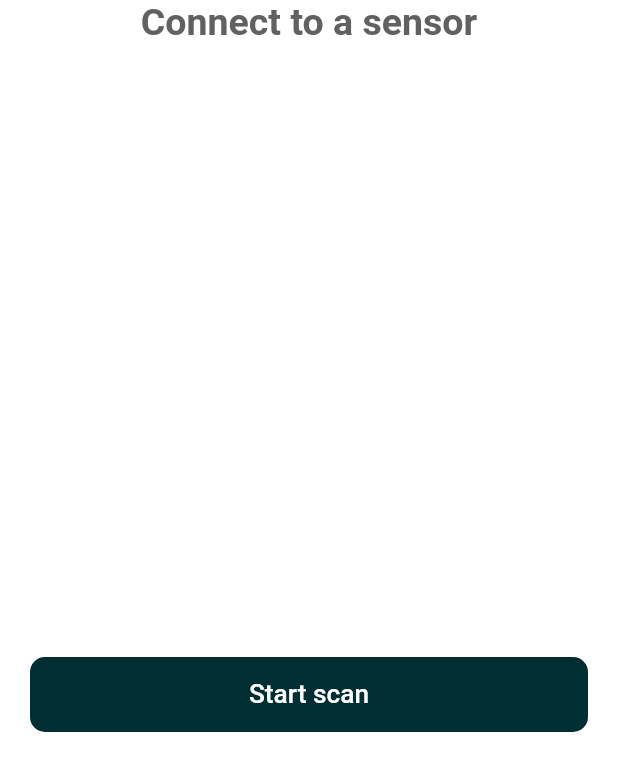
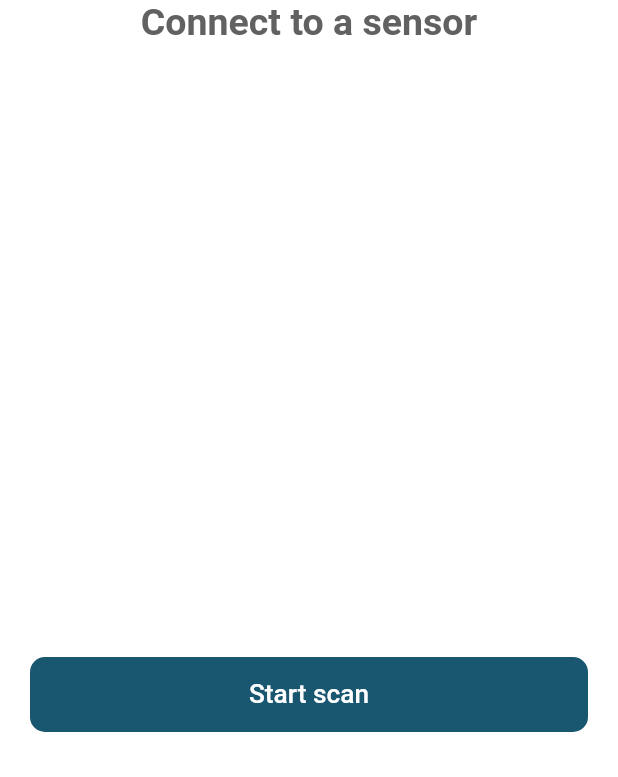
Before and after one commit to abbadalor/Zmartrest, a Flutter app: the screen it shows after launch, on a phone screen of 412 x 824 dp, the part 459-1236 px from its top. Run offline on Flutter 3.47's test engine with Material 2 defaults, Android fonts, the phone set to English and light mode, and no system bars; our stand-ins replace firebase_auth, firebase_core, firebase_database, permission_handler, syncfusion_flutter_charts; missing offline and left inert: gender_picker, icalendar_parser, mdsflutter; accounts and stored records are empty.

Commit message:
Revert "psuh"
This reverts commit 8f9d82b2a1de6ec135fc8264b3359cb70979e3be.

```diff
--- a/movesense_test/lib/screens/Connect.dart
+++ b/movesense_test/lib/screens/Connect.dart
@@ -15,7 +15,7 @@ class Connect extends StatefulWidget {
 
 class _ConnectState extends State<Connect> {
   AppModel model;
-  Color mainColor = Color(0xff002e33);
+  Color mainColor = Color(0xff195670);
   String headlineText = "Connect to a sensor";
 
   @override
```
Also changed, not shown: movesense_test/lib/screens/Exercise.dart (+1 -6 lines), movesense_test/lib/screens/home.dart (+3 -5 lines).
